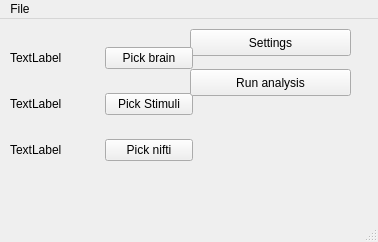
The window that src/ui/hello_world.ui (pfechd/jabe) describes before a commit, drawn with Qt 5.
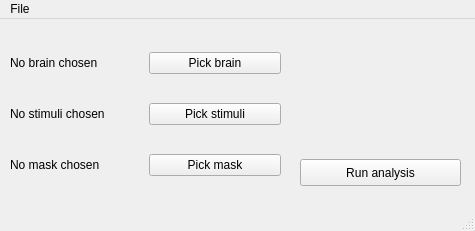
The same window after the commit.

```diff
--- a/src/ui/hello_world.ui
+++ b/src/ui/hello_world.ui
@@ -6,8 +6,8 @@
    <rect>
     <x>0</x>
     <y>0</y>
-    <width>378</width>
-    <height>242</height>
+    <width>475</width>
+    <height>231</height>
    </rect>
   </property>
   <property name="windowTitle">
@@ -17,8 +17,8 @@
    <widget class="QPushButton" name="pushButton">
     <property name="geometry">
      <rect>
-      <x>190</x>
-      <y>50</y>
+      <x>300</x>
+      <y>140</y>
       <width>161</width>
       <height>27</height>
      </rect>
@@ -27,26 +27,13 @@
      <string>Run analysis</string>
     </property>
    </widget>
-   <widget class="QPushButton" name="configureSPMButton">
-    <property name="geometry">
-     <rect>
-      <x>190</x>
-      <y>10</y>
-      <width>161</width>
-      <height>27</height>
-     </rect>
-    </property>
-    <property name="text">
-     <string>Settings</string>
-    </property>
-   </widget>
    <widget class="QWidget" name="layoutWidget">
     <property name="geometry">
      <rect>
       <x>10</x>
       <y>10</y>
-      <width>183</width>
-      <height>152</height>
+      <width>271</width>
+      <height>171</height>
      </rect>
     </property>
     <layout class="QVBoxLayout" name="verticalLayout">
@@ -55,7 +42,7 @@
        <item>
         <widget class="QLabel" name="brainLabel">
          <property name="text">
-          <string>TextLabel</string>
+          <string>No brain chosen</string>
          </property>
         </widget>
        </item>
@@ -73,14 +60,14 @@
        <item>
         <widget class="QLabel" name="stimuliLabel">
          <property name="text">
-          <string>TextLabel</string>
+          <string>No stimuli chosen</string>
          </property>
         </widget>
        </item>
        <item>
         <widget class="QPushButton" name="stimuliButton">
          <property name="text">
-          <string>Pick Stimuli</string>
+          <string>Pick stimuli</string>
          </property>
         </widget>
        </item>
@@ -91,14 +78,14 @@
        <item>
         <widget class="QLabel" name="maskLabel">
          <property name="text">
-          <string>TextLabel</string>
+          <string>No mask chosen</string>
          </property>
         </widget>
        </item>
        <item>
         <widget class="QPushButton" name="maskButton">
          <property name="text">
-          <string>Pick nifti</string>
+          <string>Pick mask</string>
          </property>
         </widget>
        </item>
@@ -115,8 +102,8 @@
     <rect>
      <x>0</x>
      <y>0</y>
-     <width>378</width>
-     <height>22</height>
+     <width>475</width>
+     <height>26</height>
     </rect>
    </property>
    <widget class="QMenu" name="menuFile">
```
Left out of the diff: 3 changed lines with no effect on the pictures.
